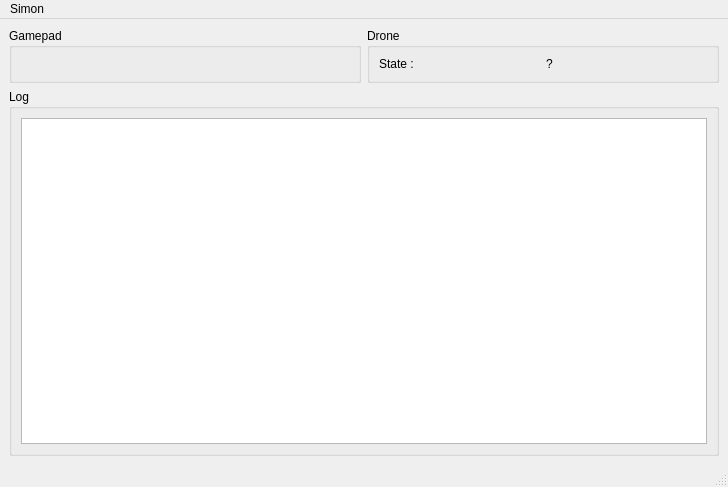
This is host/simon_gui/MainWindow.ui in Rajesh-Sec-Project/simon as Qt 5 draws it before an edit. The edited form follows.
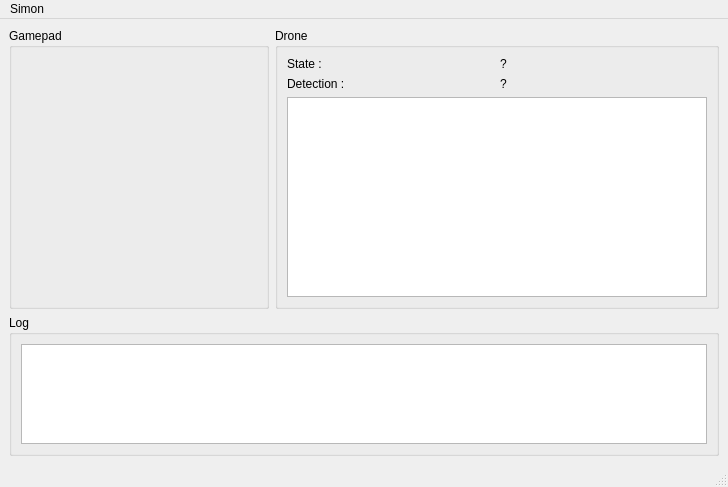
This is the edited form. Custom widgets are drawn as their Qt base class.

Diff of the .ui file:
```diff
--- a/host/simon_gui/MainWindow.ui
+++ b/host/simon_gui/MainWindow.ui
@@ -47,6 +47,36 @@
          </property>
         </widget>
        </item>
+       <item row="2" column="0" colspan="2">
+        <widget class="QGraphicsView" name="detections">
+         <property name="sizePolicy">
+          <sizepolicy hsizetype="Expanding" vsizetype="Expanding">
+           <horstretch>0</horstretch>
+           <verstretch>0</verstretch>
+          </sizepolicy>
+         </property>
+         <property name="minimumSize">
+          <size>
+           <width>420</width>
+           <height>200</height>
+          </size>
+         </property>
+        </widget>
+       </item>
+       <item row="1" column="0">
+        <widget class="QLabel" name="label_2">
+         <property name="text">
+          <string>Detection :</string>
+         </property>
+        </widget>
+       </item>
+       <item row="1" column="1">
+        <widget class="QLabel" name="detectionsLabel">
+         <property name="text">
+          <string>?</string>
+         </property>
+        </widget>
+       </item>
       </layout>
      </widget>
     </item>
```
